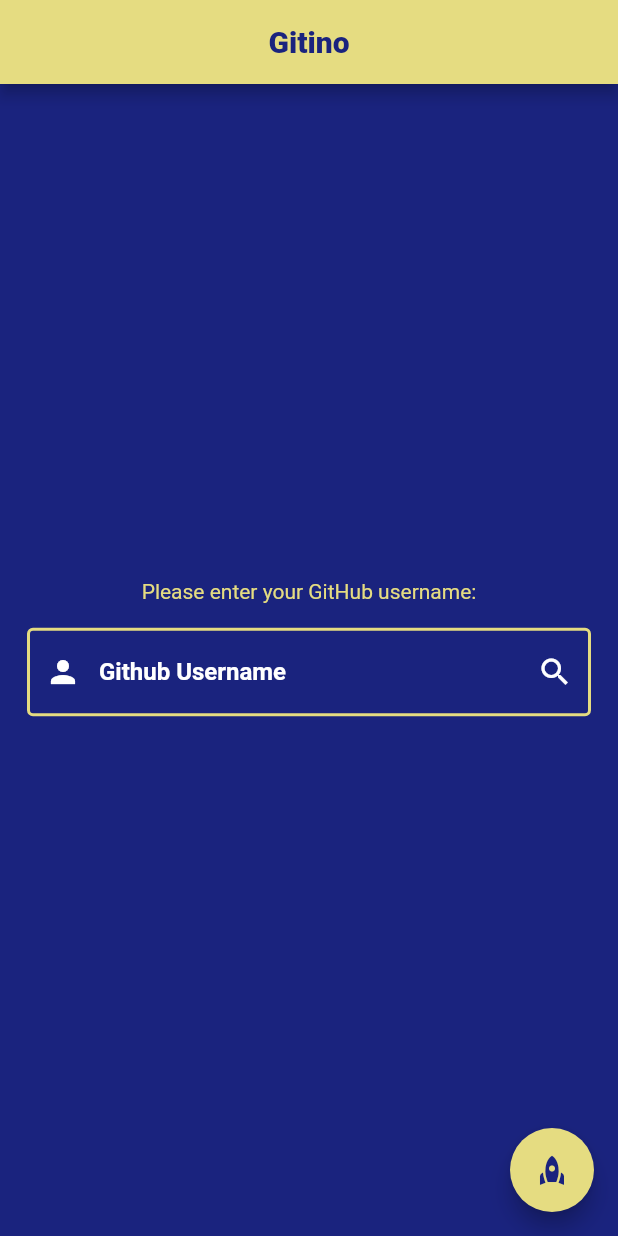
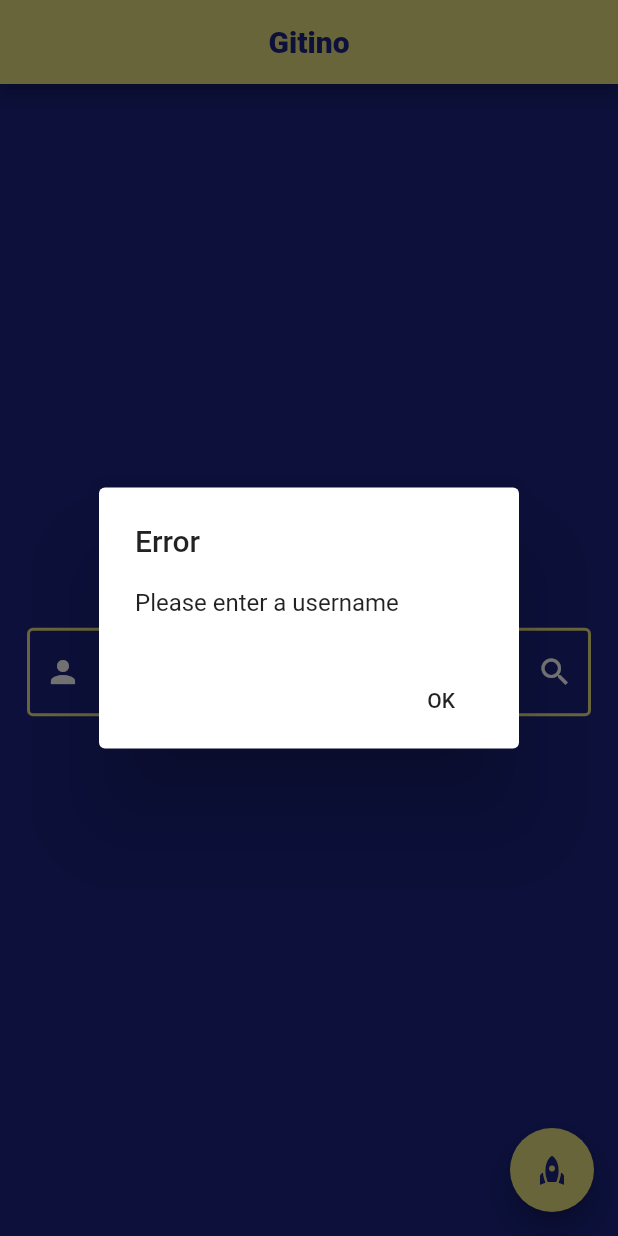
Before and after one commit to muhd-ameen/gitino, a Flutter app: the screen it shows after launch, after a tap on the "rocket" icon, on a phone screen of 412 x 824 dp. Run offline on Flutter 3.47's test engine with Material 2 defaults, Android fonts, the light colour scheme and no system bars; our stand-ins replace webview_flutter.

Commit message:
added error dialog

```diff
--- a/lib/pages/home.dart
+++ b/lib/pages/home.dart
@@ -24,7 +24,20 @@
 class _MyHomePageState extends State<MyHomePage> {
   void searchWebview() {
     _searchController.text.isEmpty?
-    SnackBar(content: Text('Please enter a username')) :
+
+      showDialog(
+        context: context,
+        builder: (context) => AlertDialog(
+          title: Text('Error'),
+          content: Text('Please enter a username'),
+          actions: <Widget>[
+            FlatButton(
+              child: Text('OK'),
+              onPressed: () => Navigator.pop(context),
+            ),
+          ],
+        ),
+      ):
     Navigator.push(
       context,
       MaterialPageRoute(
--- a/lib/pages/web_view.dart
+++ b/lib/pages/web_view.dart
@@ -24,8 +24,10 @@
 
    @override
    Widget build(BuildContext context) {
-     return WebView(
-       initialUrl: 'https://githubmemory.com/@$widget.githubUsername',
+     return Scaffold(
+       body: WebView(
+         initialUrl: 'https://githubmemory.com/@${widget.githubUsername}',
+       ),
      );
    }
  }
```
